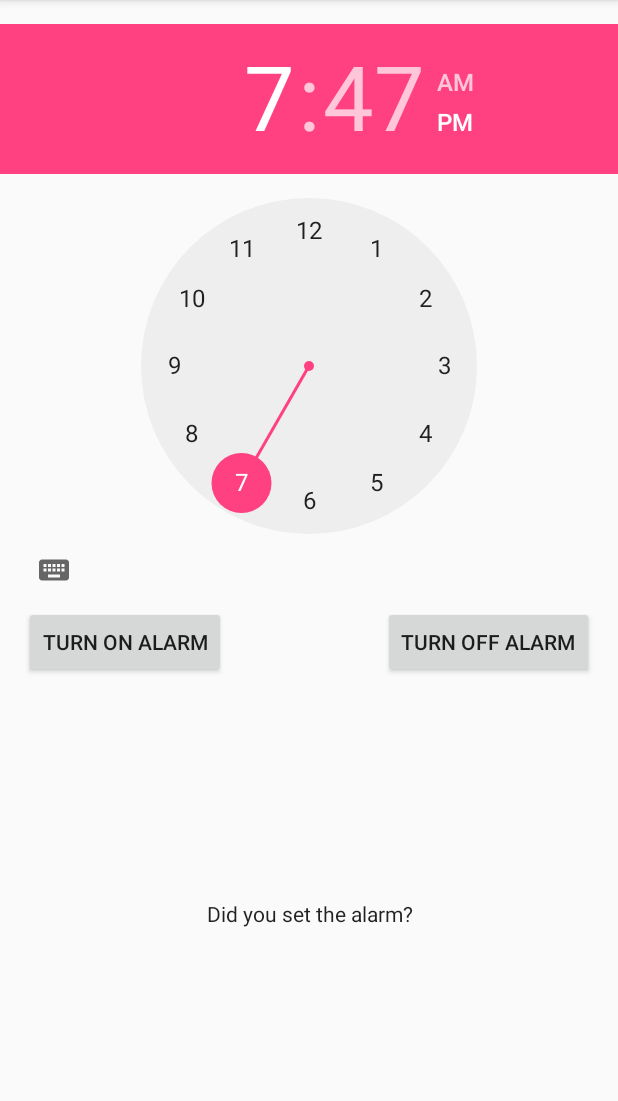
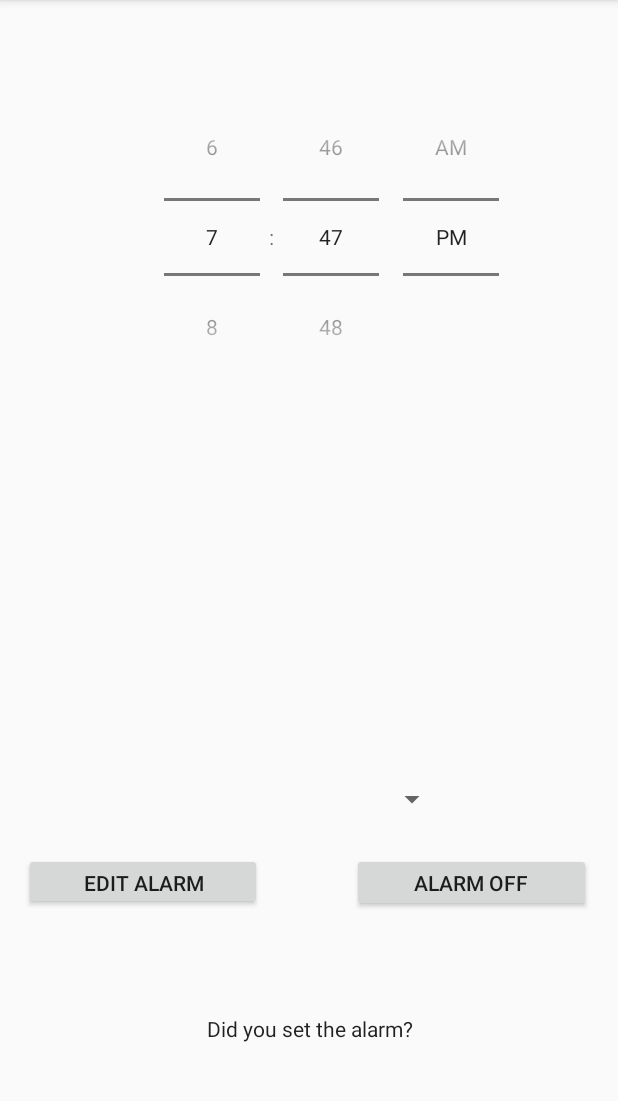
Before and after one commit to drymop/Morning-Quiz, an Android app: the screen it shows after launch (mainActivity), on a phone screen of 412 x 824 dp, the part 84-1185 px from its top. Run offline under Robolectric (Android 15) with nearby library versions, the phone set to English and light mode, and no system bars.

Commit message:
Alarm part. Forgot few files last commit.

```diff
--- a/app/src/main/AndroidManifest.xml
+++ b/app/src/main/AndroidManifest.xml
@@ -19,6 +19,12 @@
                 <category android:name="android.intent.category.LAUNCHER" />
             </intent-filter>
         </activity>
+
+        <receiver android:name=".AlarmReceiver" />
+
+        <service android:name=".RingtonePlayingService"
+            android:enabled="true"/>
+
     </application>
 
 </manifest>
--- a/app/src/main/res/layout/content_main.xml
+++ b/app/src/main/res/layout/content_main.xml
@@ -10,43 +10,62 @@
 
     <TimePicker
         android:id="@+id/timePicker"
-        android:layout_width="wrap_content"
-        android:layout_height="wrap_content"
-        android:layout_marginBottom="64dp"
-        android:layout_marginTop="16dp"
-        app:layout_constraintBottom_toTopOf="@+id/update_text"
-        app:layout_constraintStart_toStartOf="parent"
+        android:layout_width="379dp"
+        android:layout_height="0dp"
+        android:layout_marginBottom="52dp"
+        android:layout_marginEnd="1dp"
+        android:layout_marginTop="52dp"
+        android:timePickerMode="spinner"
+        app:layout_constraintBottom_toTopOf="@+id/Alarm_Off"
+        app:layout_constraintEnd_toEndOf="parent"
         app:layout_constraintTop_toTopOf="parent" />
 
     <Button
         android:id="@+id/Alarm_On"
-        android:layout_width="wrap_content"
-        android:layout_height="wrap_content"
+        android:layout_width="0dp"
+        android:layout_height="38dp"
+        android:layout_marginEnd="60dp"
         android:layout_marginStart="16dp"
-        android:text="@string/turn_on_alarm"
+        android:layout_marginTop="52dp"
+        android:text="Edit Alarm"
+        app:layout_constraintEnd_toStartOf="@+id/Alarm_Off"
+        app:layout_constraintHorizontal_chainStyle="spread_inside"
+        app:layout_constraintStart_toStartOf="parent"
+        app:layout_constraintTop_toBottomOf="@+id/timePicker" />
+
+    <TextView
+        android:id="@+id/update_text"
+        android:layout_width="142dp"
+        android:layout_height="46dp"
+        android:layout_marginBottom="18dp"
+        android:gravity="center"
+        android:text="@string/did_you_set_the_alarm"
+        android:textAppearance="@style/TextAppearance.AppCompat"
+        app:layout_constraintBottom_toBottomOf="parent"
+        app:layout_constraintEnd_toEndOf="parent"
+        app:layout_constraintStart_toStartOf="parent"
+        app:layout_constraintTop_toBottomOf="@+id/timePicker"
+        app:layout_constraintVertical_bias="0.779" />
+
+    <Spinner
+        android:id="@+id/spinner2"
+        android:layout_width="184dp"
+        android:layout_height="32dp"
+        app:layout_constraintEnd_toEndOf="parent"
+        app:layout_constraintHorizontal_bias="0.502"
         app:layout_constraintStart_toStartOf="parent"
         app:layout_constraintTop_toBottomOf="@+id/timePicker" />
 
     <Button
         android:id="@+id/Alarm_Off"
-        android:layout_width="wrap_content"
-        android:layout_height="wrap_content"
-        android:layout_marginEnd="16dp"
-        android:text="@string/turn_off_alarm"
-        app:layout_constraintEnd_toEndOf="parent"
-        app:layout_constraintTop_toBottomOf="@+id/timePicker" />
-
-    <TextView
-        android:id="@+id/update_text"
-        android:layout_width="154dp"
-        android:layout_height="0dp"
-        android:gravity="center"
-        android:layout_marginBottom="18dp"
-        android:text="@string/did_you_set_the_alarm"
-        android:textAppearance="@style/TextAppearance.AppCompat"
+        android:layout_width="159dp"
+        android:layout_height="39dp"
+        android:layout_marginBottom="160dp"
+        android:layout_marginEnd="18dp"
+        android:text="Alarm Off"
         app:layout_constraintBottom_toBottomOf="parent"
         app:layout_constraintEnd_toEndOf="parent"
-        app:layout_constraintStart_toStartOf="parent"
+        app:layout_constraintStart_toEndOf="@+id/Alarm_On"
         app:layout_constraintTop_toBottomOf="@+id/timePicker" />
 
 </android.support.constraint.ConstraintLayout>
```
Also changed, not shown: app/src/main/java/com/clockytheandroidclock/morningwood/AlarmReceiver.java (+20 -1 lines), app/src/main/java/com/clockytheandroidclock/morningwood/RingtonePlayingService.java (+30 -1 lines), app/src/main/java/com/clockytheandroidclock/morningwood/mainActivity.java (+23 -2 lines), 1 other file.
